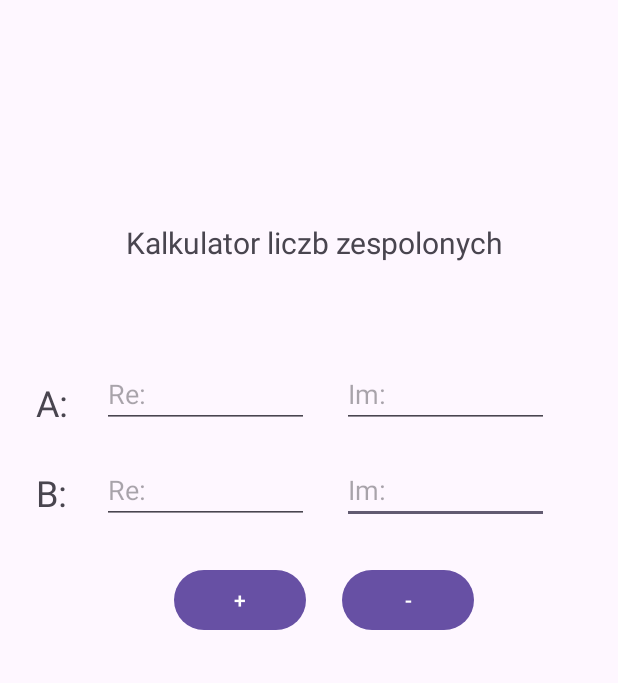
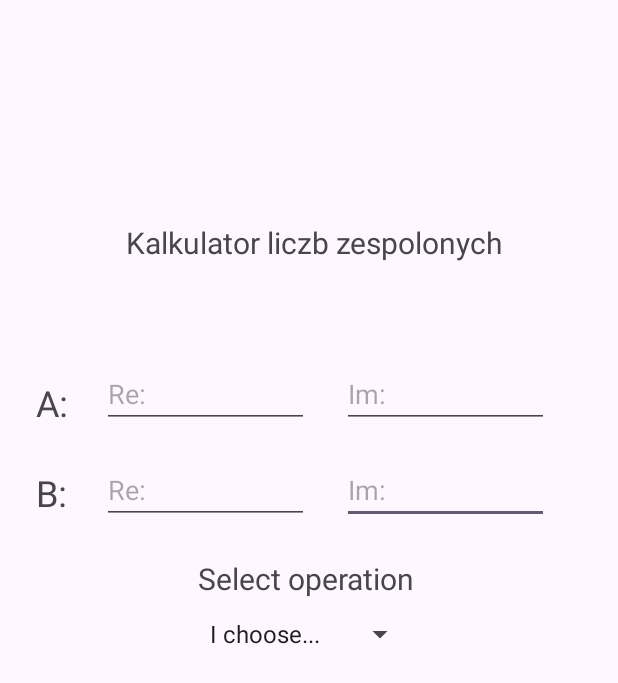
Before and after one commit to asliwaa/Complex-numbers-calculator, an Android app: the screen it shows after launch (MainActivity), on a phone screen of 412 x 824 dp. Shown: the top 683 px of the screen. Run offline under Robolectric (Android 15) with nearby library versions, the phone set to English and light mode, and no system bars.

Commit message:
Replaced buttons with spinner

```diff
--- a/app/src/main/java/com/example/lab1/MainActivity.kt
+++ b/app/src/main/java/com/example/lab1/MainActivity.kt
@@ -3,39 +3,18 @@ package com.example.lab1
 import android.os.Bundle
 import android.widget.Button
 import android.widget.EditText
-import android.widget.TextView
 import android.widget.Toast
-import androidx.activity.enableEdgeToEdge
 import androidx.appcompat.app.AppCompatActivity
-import androidx.core.view.ViewCompat
-import androidx.core.view.WindowInsetsCompat
+import android.widget.Spinner
+import android.widget.ArrayAdapter
+import android.widget.AdapterView
+import android.view.View
 
 class MainActivity : AppCompatActivity() {
     override fun onCreate(savedInstanceState: Bundle?) {
         super.onCreate(savedInstanceState)
-        //enableEdgeToEdge()
         setContentView(R.layout.activity_main)
 
-        //ROZGRZEWKA
-        /*
-        val btn1 = findViewById<Button>(R.id.btn1);
-
-        btn1.setOnClickListener {
-            val e = findViewById<EditText>(R.id.e);
-            Toast.makeText(applicationContext, "Hello " + e.text, Toast.LENGTH_SHORT).show();
-        } */
-
-        //Zad.1
-        /*
-        Zaprojektować i zaimplementować kalkulator dla liczb zespolonych. Postać liczby
-        zespolonej oraz operacje zostaną podane przez prowadzącego podczas laboratorium.
-        Opracować szatę graficzną aplikacji (w miarę dostępnego czasu): zmienić kolory,
-        rozmiary elementów aktywności, itp.
-        */
-
-        //Addition and subtraction buttons
-        val btnAdd = findViewById<Button>(R.id.btnAdd);
-        val btnSub = findViewById<Button>(R.id.btnSub);
 
         //Complex number A
         val reA = findViewById<EditText>(R.id.reA);
@@ -44,7 +23,26 @@ class MainActivity : AppCompatActivity() {
         val reB = findViewById<EditText>(R.id.reB);
         val imB = findViewById<EditText>(R.id.imB);
 
-        btnAdd.setOnClickListener {
+        val operations = resources.getStringArray(R.array.Operations)
+
+
+        val operationsSpinner = findViewById<Spinner>(R.id.operationsSpinner)
+        if(operationsSpinner!=null) {
+            val adapter = ArrayAdapter(this, android.R.layout.simple_spinner_item, operations)
+
+            operationsSpinner.adapter = adapter
+
+            operationsSpinner.onItemSelectedListener = object : AdapterView.OnItemSelectedListener {
+                override fun onItemSelected(
+                    parent: AdapterView<*>,
+                    view: View,
+                    position: Int,
+                    id: Long
+                ) {
+
+                    if (operations[position] == "I choose...") {
+                        return
+                    } else if (operations[position] == "Addition") {
                         val rA: Double = reA.text.toString().toDoubleOrNull() ?: 0.0;
                         val iA: Double = imA.text.toString().toDoubleOrNull() ?: 0.0;
                         val rB: Double = reB.text.toString().toDoubleOrNull() ?: 0.0;
@@ -58,9 +56,7 @@ class MainActivity : AppCompatActivity() {
                         } else {
                             Toast.makeText(applicationContext,"Addition: " + sumRe + " + " + sumIm + "i", Toast.LENGTH_LONG).show();
                         }
-        }
-
-        btnSub.setOnClickListener {
+                    } else {
                         val rA: Double = reA.text.toString().toDoubleOrNull() ?: 0.0;
                         val iA: Double = imA.text.toString().toDoubleOrNull() ?: 0.0;
                         val rB: Double = reB.text.toString().toDoubleOrNull() ?: 0.0;
@@ -70,9 +66,16 @@ class MainActivity : AppCompatActivity() {
 
                         if (diffIm < 0) {
                             val diffTmp = diffIm * (-1);
-                Toast.makeText(applicationContext,"Subtraction: " + diffRe + " - " + diffIm + "i", Toast.LENGTH_LONG).show();
+                            Toast.makeText(applicationContext,"Subtraction: " + diffRe + " - " + diffTmp + "i", Toast.LENGTH_LONG).show();
                         } else {
                             Toast.makeText(applicationContext,"Subtraction: " + diffRe + " + " + diffIm + "i", Toast.LENGTH_LONG).show();
+                        }
+                    }
+                }
+
+                override fun onNothingSelected(parent: AdapterView<*>?) {
+                    TODO("Not yet implemented")
+                }
             }
         }
 
--- a/app/src/main/res/layout/activity_main.xml
+++ b/app/src/main/res/layout/activity_main.xml
@@ -15,26 +15,6 @@
         android:layout_marginTop="148dp"
         android:text="Kalkulator liczb zespolonych"
         android:textSize="20sp"
-        app:layout_constraintStart_toStartOf="parent"
-        app:layout_constraintTop_toTopOf="parent" />
-
-    <Button
-        android:id="@+id/btnAdd"
-        android:layout_width="wrap_content"
-        android:layout_height="wrap_content"
-        android:layout_marginStart="116dp"
-        android:layout_marginTop="376dp"
-        android:text="+"
-        app:layout_constraintStart_toStartOf="parent"
-        app:layout_constraintTop_toTopOf="parent" />
-
-    <Button
-        android:id="@+id/btnSub"
-        android:layout_width="wrap_content"
-        android:layout_height="wrap_content"
-        android:layout_marginStart="228dp"
-        android:layout_marginTop="376dp"
-        android:text="-"
         app:layout_constraintStart_toStartOf="parent"
         app:layout_constraintTop_toTopOf="parent" />
 
@@ -107,4 +87,24 @@
         android:inputType="number|numberDecimal|numberSigned"
         app:layout_constraintStart_toStartOf="parent"
         app:layout_constraintTop_toTopOf="parent" />
+
+    <Spinner
+        android:id="@+id/operationsSpinner"
+        android:layout_width="145dp"
+        android:layout_height="29dp"
+        android:layout_marginStart="132dp"
+        android:layout_marginTop="408dp"
+        app:layout_constraintStart_toStartOf="parent"
+        app:layout_constraintTop_toTopOf="parent" />
+
+    <TextView
+        android:id="@+id/textView4"
+        android:layout_width="wrap_content"
+        android:layout_height="wrap_content"
+        android:layout_marginStart="132dp"
+        android:layout_marginTop="372dp"
+        android:text="Select operation"
+        android:textSize="20sp"
+        app:layout_constraintStart_toStartOf="parent"
+        app:layout_constraintTop_toTopOf="parent" />
 </androidx.constraintlayout.widget.ConstraintLayout>
--- a/app/src/main/res/values/strings.xml
+++ b/app/src/main/res/values/strings.xml
@@ -1,3 +1,9 @@
 <resources>
     <string name="app_name">Lab1</string>
+    <string name="selected_operation">Selected operation:</string>
+    <string-array name="Operations">
+        <item>I choose...</item>
+        <item>Addition</item>
+        <item>Subtraction</item>
+    </string-array>
 </resources>
--- a/gradle/libs.versions.toml
+++ b/gradle/libs.versions.toml
@@ -1,5 +1,5 @@
 [versions]
-agp = "8.13.1"
+agp = "8.13.2"
 kotlin = "2.0.21"
 coreKtx = "1.17.0"
 junit = "4.13.2"
```
Lines whose indentation alone changed are shown as unchanged.
